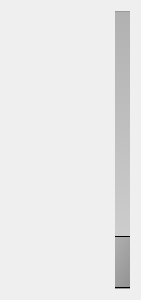
This is src/ui/pause_options.ui in ChivaTateo/Magic_Music_Composer as Qt 5 draws it before an edit. The edited form follows.
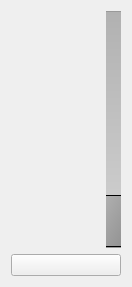
This is the edited form. Icons and pictures are not drawn.

```diff
--- a/src/ui/pause_options.ui
+++ b/src/ui/pause_options.ui
@@ -6,8 +6,8 @@
    <rect>
     <x>0</x>
     <y>0</y>
-    <width>141</width>
-    <height>300</height>
+    <width>132</width>
+    <height>287</height>
    </rect>
   </property>
   <property name="windowTitle">
@@ -17,8 +17,8 @@
    <iconset>
     <normaloff>:/images/icon.png</normaloff>:/images/icon.png</iconset>
   </property>
-  <layout class="QHBoxLayout" name="horizontalLayout">
-   <item>
+  <layout class="QGridLayout" name="gridLayout">
+   <item row="0" column="0">
     <widget class="QLabel" name="pause_pixmap">
      <property name="text">
       <string/>
@@ -28,7 +28,7 @@
      </property>
     </widget>
    </item>
-   <item>
+   <item row="0" column="1">
     <widget class="QSlider" name="pause_slider">
      <property name="styleSheet">
       <string notr="true"> QSlider::groove:vertical {
@@ -54,6 +54,17 @@
      </property>
     </widget>
    </item>
+   <item row="1" column="0" colspan="2">
+    <widget class="QPushButton" name="but_delete">
+     <property name="text">
+      <string/>
+     </property>
+     <property name="icon">
+      <iconset resource="../icons.qrc">
+       <normaloff>:/icons/1</normaloff>:/icons/1</iconset>
+     </property>
+    </widget>
+   </item>
   </layout>
  </widget>
  <resources/>
```
Left out of the diff: 4 changed lines with no effect on the pictures.
